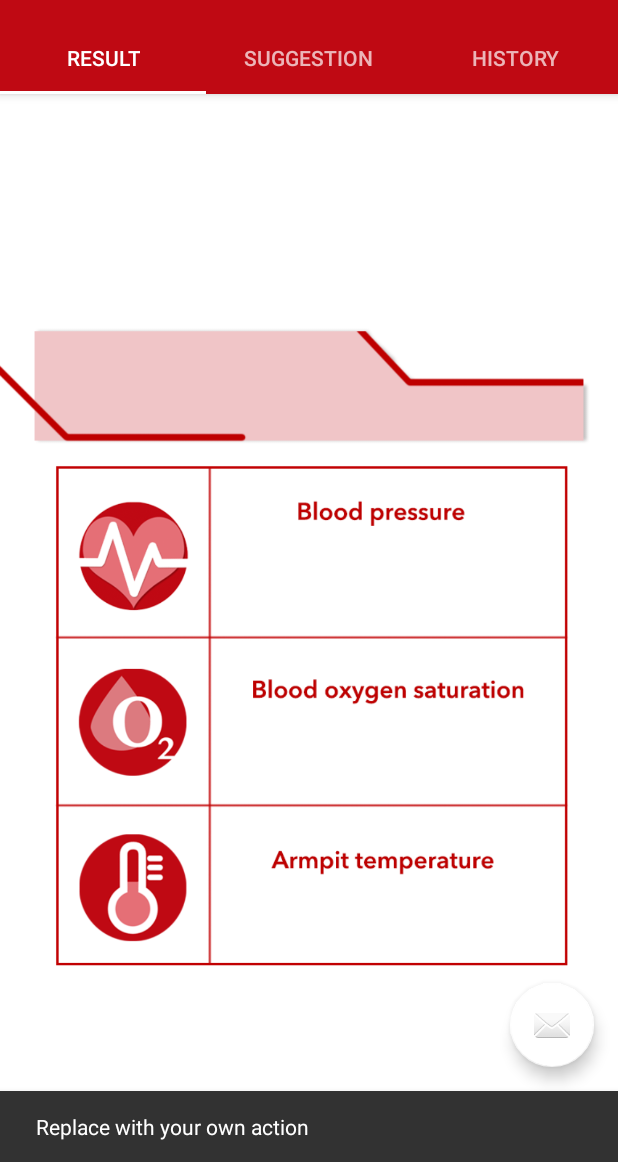
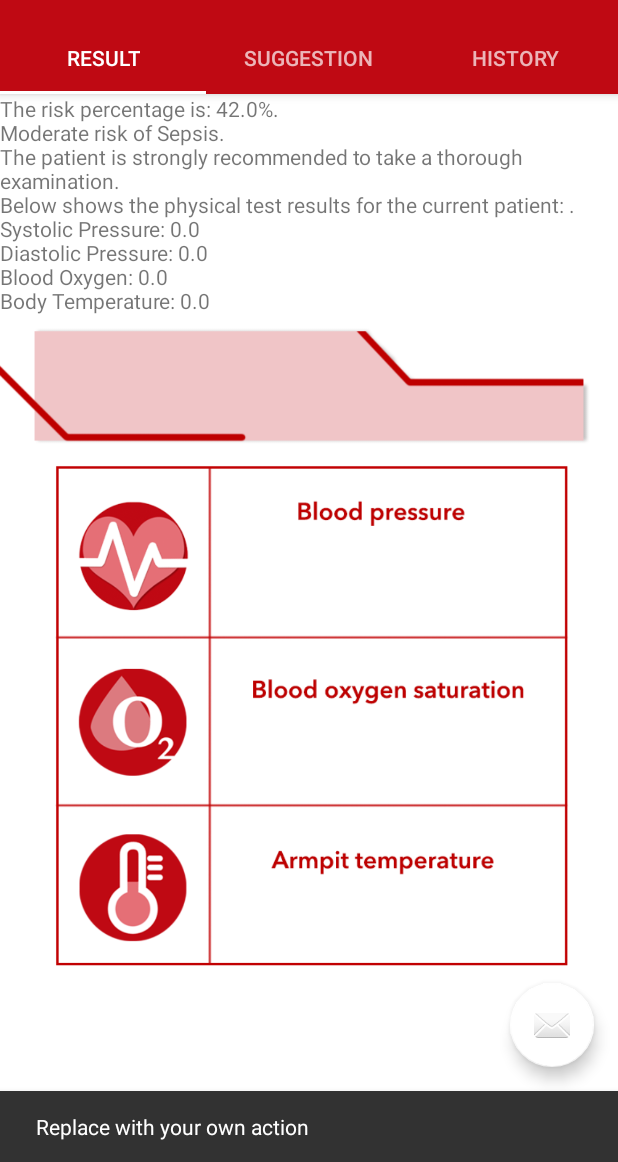
Before and after one commit to yangyytn/Clinic_in_a_box, an Android app: the Tab_Result screen opened directly, with no data from a screen before it, after a tap on an icon or button, on a phone screen of 412 x 824 dp, the part 74-1236 px from its top. Run offline under Robolectric (Android 15) with nearby library versions, the phone set to English and light mode, and no system bars; Roboto replaces fonts that are not available here.

Commit message:
connected algorithm to report: result tab;

```diff
--- a/app/src/main/java/com/example/estelleyyy/clinic_in_a_box/DiagnosisAlgorithm.java
+++ b/app/src/main/java/com/example/estelleyyy/clinic_in_a_box/DiagnosisAlgorithm.java
@@ -157,7 +157,7 @@ public class DiagnosisAlgorithm extends AppCompatActivity {
 
 
 
-    public double RiskPercentAlg(int[] Qresult) {
+    public double RiskPercentAlg(int[] Qresult, int age) {
 
         // based on questionnaire answers:
         int Social_response = Qresult[0];
@@ -165,7 +165,7 @@ public class DiagnosisAlgorithm extends AppCompatActivity {
         int hands_feet = Qresult[2];
         int grunting = Qresult[3];
         int skin = Qresult[4];
-        int age = Qresult[5];
+                //((GlobalVariables) this.getApplication()).getAge();
         double risk = 0;
 
         int weight = 0;
--- a/app/src/main/java/com/example/estelleyyy/clinic_in_a_box/Diagnosis_BO.java
+++ b/app/src/main/java/com/example/estelleyyy/clinic_in_a_box/Diagnosis_BO.java
@@ -14,7 +14,7 @@ public class Diagnosis_BO extends AppCompatActivity {
     }
 
     public void goToNext(View v){
-        Intent startNewActivity = new Intent(this, Diagnosis.class);
+        Intent startNewActivity = new Intent(this, TabReportActivity.class);
         startActivity(startNewActivity);
     }
 }
--- a/app/src/main/java/com/example/estelleyyy/clinic_in_a_box/GlobalVariables.java
+++ b/app/src/main/java/com/example/estelleyyy/clinic_in_a_box/GlobalVariables.java
@@ -44,8 +44,8 @@ public class GlobalVariables extends Application {
     private int[] Qresult = new int[5];
     private int age;
 
-    public int[] getQresult() {
-        return Qresult;
+    public void getQresult(int[] QResult) {
+        QResult = Qresult;
     }
     public void setQresult(int[] Qresult) {
         this.Qresult = Qresult;
--- a/app/src/main/java/com/example/estelleyyy/clinic_in_a_box/Tab_Result.java
+++ b/app/src/main/java/com/example/estelleyyy/clinic_in_a_box/Tab_Result.java
@@ -9,6 +9,9 @@ import android.os.Bundle;
 import android.view.LayoutInflater;
 import android.view.View;
 import android.view.ViewGroup;
+import android.widget.ImageView;
+import android.widget.TextView;
+import android.os.Bundle;
 
 public class Tab_Result extends Fragment {
 
@@ -16,14 +19,82 @@ public class Tab_Result extends Fragment {
     public View onCreateView(LayoutInflater inflater, ViewGroup container,
                              Bundle savedInstanceState) {
         View rootView = inflater.inflate(R.layout.result, container, false);
+
+        // connect this to the XML!!!
+        // use the below 2 lines for results display!!!!!!
+        /*
+
+
+        // globally
+        String output = "hehe";
+        TextView textView1;
+        //in your OnCreate() method
+        textView1 = getView().findViewById(R.id.textView10);
+        textView1.setText(output);
+*/
+        int[] Qresults = new int[5];
+        ((GlobalVariables) this.getActivity().getApplication()).getQresult(Qresults);
+
+
+        for (int i =0; i<5; i++) {
+            System.out.println("Qresult is: " + Qresults[i]);
+        }
+
+        String output = CurrentTestResult(Qresults);    //have problems
+
+        TextView textView1 = rootView.findViewById(R.id.textView10);
+        textView1.setText(output);
+
         return rootView;
     }
 
 
-    // todo: connect this to the XML!!!
-    // todo: use the below 2 lines for results display!!!!!!
-    //int[] Qresults = ((GlobalVariables) this.getActivity().getApplication()).getQresult();
-    //CurrentTestResult(Qresults);
+
+    // function to display (current) test result
+    String CurrentTestResult(int[] Qresults) {
+
+        double result;
+        int age = ((GlobalVariables) this.getActivity().getApplication()).getAge();
+        //Creating function calling class object.
+        DiagnosisAlgorithm FN = new DiagnosisAlgorithm(DiagnosisAlgorithm.context);
+
+        //Calling function from another class.
+        result = FN.RiskPercentAlg(Qresults, age);
+
+
+        //set risk percentage to global variable
+        ((GlobalVariables) this.getActivity().getApplication()).setRisk(result);
+
+        String output="The risk percentage is: " + result + "%. \n";
+        if (result<25) {
+            output+="The patient has a relatively low chance of getting Sepsis.\n";
+        }
+        else if (result>70) {
+            output+="The patient has a relatively high chance of getting Sepsis.\n";
+            output+="This is urgent. Please go to the local hospital as soon as possible.\n";
+        }
+        else {
+            output+="Moderate risk of Sepsis.\n";
+            output+="The patient is strongly recommended to take a thorough examination.\n";
+        }
+
+        //display the physical test measurements:
+        double[] BloodPressure = ((GlobalVariables) this.getActivity().getApplication()).getBloodPressure();
+        double BloodOxy = ((GlobalVariables) this.getActivity().getApplication()).getOxygen();
+        double temp = ((GlobalVariables) this.getActivity().getApplication()).getTemp();
+        output+="Below shows the physical test results for the current patient: .\n";
+        output+="Systolic Pressure: " + BloodPressure[0];
+        output+="\nDiastolic Pressure: " + BloodPressure[1];
+        output+="\nBlood Oxygen: " + BloodOxy;
+        output+="\nBody Temperature: " + temp;
+
+        return output;
+
+    }
+
+
+
+
 
 
 }
--- a/app/src/main/res/layout/result.xml
+++ b/app/src/main/res/layout/result.xml
@@ -19,4 +19,10 @@
         app:layout_constraintVertical_bias="0.931"
         app:srcCompat="@drawable/report_bg" />
 
+    <TextView
+        android:id="@+id/textView10"
+        android:layout_width="wrap_content"
+        android:layout_height="wrap_content"
+         />
+
 </android.support.constraint.ConstraintLayout>
```
Also changed, not shown: app/src/main/java/com/example/estelleyyy/clinic_in_a_box/Questionnaire.java (+22 -12 lines), app/src/main/java/com/example/estelleyyy/clinic_in_a_box/TabReportActivity.java (+0 -39 lines).
